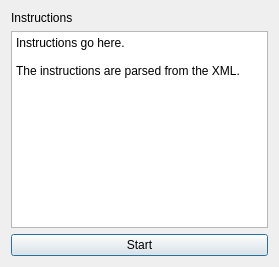
Before: the Qt Designer form src/client/welcome.ui in trigger-happy/Cerberus, drawn with Qt 5.
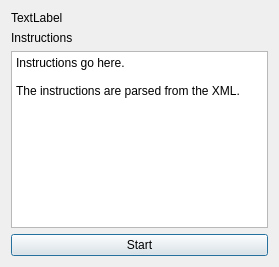
After: the same form once the commit is applied.

Commit message: Contestant program now reacts to contest status (running, stopped and paused)

```diff
--- a/src/client/welcome.ui
+++ b/src/client/welcome.ui
@@ -37,6 +37,13 @@
   <layout class="QVBoxLayout" name="verticalLayout_2">
    <item>
     <layout class="QVBoxLayout" name="verticalLayout">
+     <item>
+      <widget class="QLabel" name="status_lbl">
+       <property name="text">
+        <string>TextLabel</string>
+       </property>
+      </widget>
+     </item>
      <item>
       <widget class="QLabel" name="instruction_lbl">
        <property name="text">
```
The commit also changes 3 other files.
